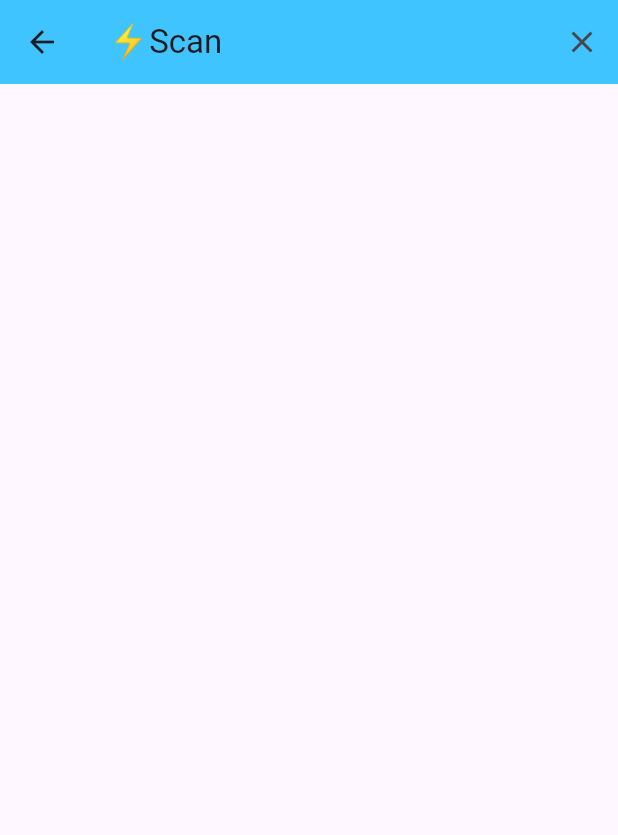
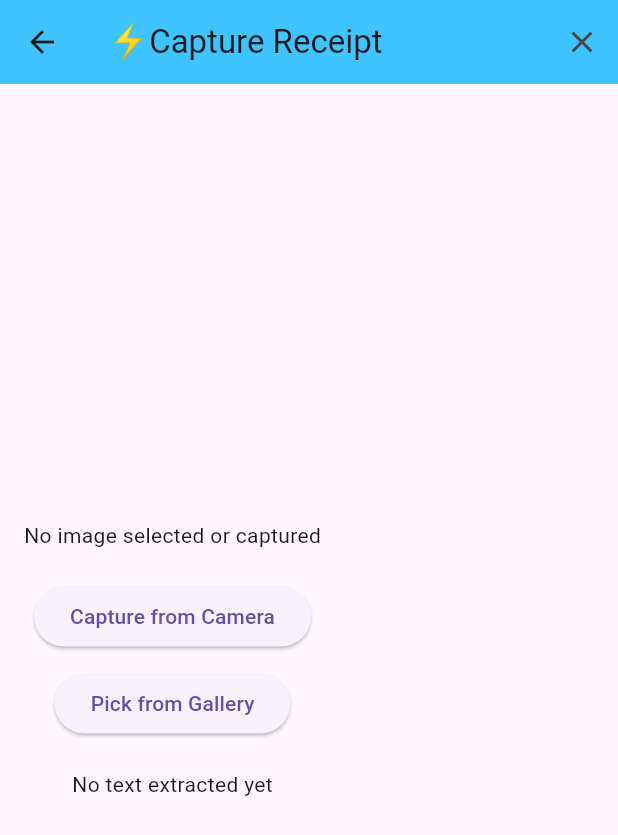
Before and after one commit to muayyat/Receipt-Manager-App, a Flutter app: the ScanScreen screen opened by its route, on a phone screen of 412 x 824 dp. Shown: the top 835 px of the screen. Run offline on Flutter 3.47's test engine with Material 3 defaults, Android fonts, the phone set to English and light mode, and no system bars; our stand-ins replace firebase_auth, firebase_core, image_picker, permission_handler; missing offline and left inert: google_mlkit_text_recognition; accounts and stored records are empty.

Commit message:
Create two buttons for scanning receipts and picking from the gallery

```diff
--- a/lib/screens/scan_screen.dart
+++ b/lib/screens/scan_screen.dart
@@ -1,5 +1,10 @@
+import 'dart:io';
+
 import 'package:firebase_auth/firebase_auth.dart';
 import 'package:flutter/material.dart';
+import 'package:google_mlkit_text_recognition/google_mlkit_text_recognition.dart';
+import 'package:image_picker/image_picker.dart';
+import 'package:permission_handler/permission_handler.dart';
 
 User? loggedInUser;
 
@@ -11,6 +16,10 @@ class ScanScreen extends StatefulWidget {
 
 class _ScanScreenState extends State<ScanScreen> {
   final _auth = FirebaseAuth.instance;
+
+  File? _imageFile;
+  String _extractedText = '';
+  final ImagePicker _picker = ImagePicker();
 
   @override
   void initState() {
@@ -31,6 +40,59 @@ class _ScanScreenState extends State<ScanScreen> {
     }
   }
 
+  // Function to request camera permission and capture a photo
+  Future<void> _captureFromCamera() async {
+    PermissionStatus cameraStatus = await Permission.camera.request();
+
+    if (cameraStatus.isGranted) {
+      final pickedFile = await _picker.pickImage(source: ImageSource.camera);
+      if (pickedFile != null) {
+        setState(() {
+          _imageFile = File(pickedFile.path);
+        });
+        _performTextRecognition(_imageFile!);
+      }
+    } else {
+      print("Camera permission denied");
+    }
+  }
+
+  // Function to request gallery permission and pick a photo from the gallery
+  Future<void> _pickFromGallery() async {
+    PermissionStatus galleryStatus = await Permission.photos.request();
+
+    if (galleryStatus.isGranted) {
+      final pickedFile = await _picker.pickImage(source: ImageSource.gallery);
+      if (pickedFile != null) {
+        setState(() {
+          _imageFile = File(pickedFile.path);
+        });
+        _performTextRecognition(_imageFile!);
+      }
+    } else {
+      print("Gallery permission denied");
+    }
+  }
+
+  // Function to perform text recognition on an image
+  Future<void> _performTextRecognition(File image) async {
+    final InputImage inputImage = InputImage.fromFile(image);
+    final textRecognizer = TextRecognizer();
+
+    try {
+      final RecognizedText recognizedText =
+          await textRecognizer.processImage(inputImage);
+      setState(() {
+        _extractedText = recognizedText.text;
+      });
+    } catch (e) {
+      print('Error during text recognition: $e');
+    } finally {
+      // Dispose of the text recognizer to free up resources
+      textRecognizer.close();
+    }
+  }
+
   @override
   Widget build(BuildContext context) {
     return Scaffold(
@@ -43,11 +105,40 @@ class _ScanScreenState extends State<ScanScreen> {
                 //Implement logout functionality
               }),
         ],
-        title: Text('⚡️Scan'),
+        title: Text('⚡️Capture Receipt'),
         backgroundColor: Colors.lightBlueAccent,
       ),
-      body: SafeArea(
-        child: Column(),
+      body: Padding(
+        padding: const EdgeInsets.all(16.0),
+        child: Column(
+          mainAxisAlignment: MainAxisAlignment.center,
+          children: <Widget>[
+            _imageFile != null
+                ? Image.file(
+                    _imageFile!,
+                    width: 300,
+                    height: 400,
+                  )
+                : Text("No image selected or captured"),
+            SizedBox(height: 20),
+            ElevatedButton(
+              onPressed: _captureFromCamera,
+              child: Text('Capture from Camera'),
+            ),
+            SizedBox(height: 10),
+            ElevatedButton(
+              onPressed: _pickFromGallery,
+              child: Text('Pick from Gallery'),
+            ),
+            SizedBox(height: 20),
+            _extractedText.isNotEmpty
+                ? Text(
+                    'Extracted Text:\n$_extractedText',
+                    textAlign: TextAlign.center,
+                  )
+                : Text("No text extracted yet"),
+          ],
+        ),
       ),
     );
   }
```
